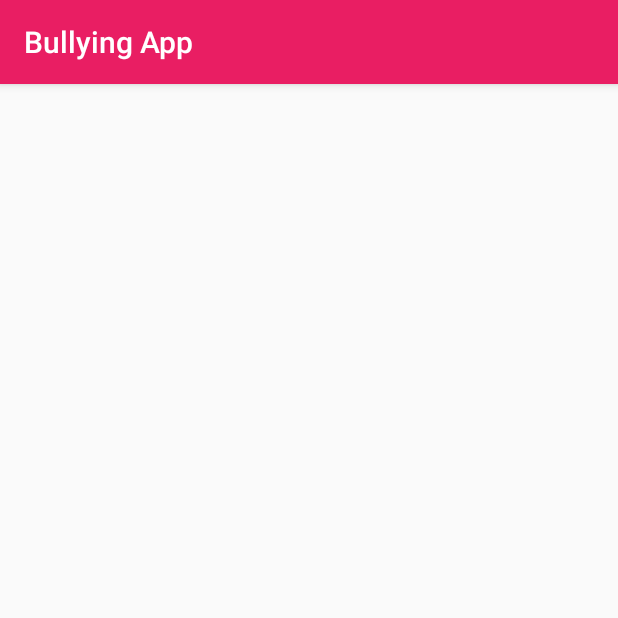
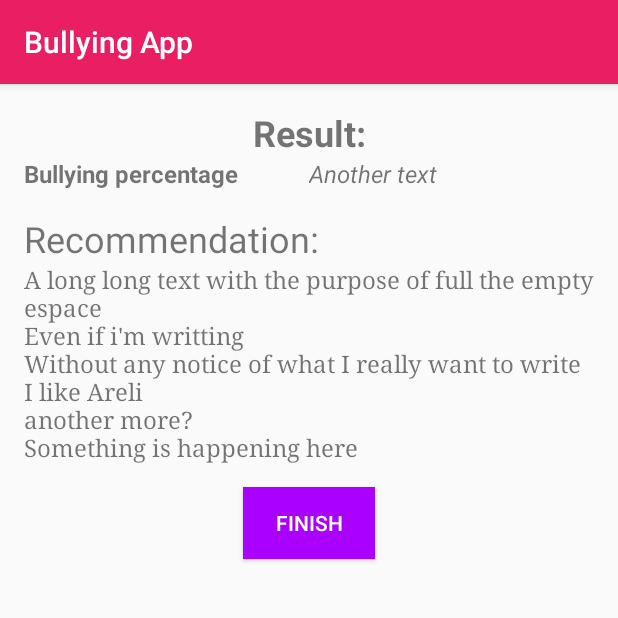
Before and after one commit to crisuvas/DevelopApp, an Android app: the ResultActivity screen opened directly, with no data from a screen before it, on a phone screen of 412 x 824 dp, the top half of it. Run offline under Robolectric (Android 15) with nearby library versions, the phone set to English and light mode, and no system bars.

Commit message:
working version

```diff
--- a/app/src/main/res/layout/activity_result.xml
+++ b/app/src/main/res/layout/activity_result.xml
@@ -1,9 +1,74 @@
 <?xml version="1.0" encoding="utf-8"?>
-<android.support.constraint.ConstraintLayout xmlns:android="http://schemas.android.com/apk/res/android"
-    xmlns:app="http://schemas.android.com/apk/res-auto"
+<LinearLayout
+    xmlns:android="http://schemas.android.com/apk/res/android"
     xmlns:tools="http://schemas.android.com/tools"
     android:layout_width="match_parent"
     android:layout_height="match_parent"
+    android:orientation="vertical"
+    android:padding="@dimen/normal_margin"
     tools:context=".ResultActivity">
 
-</android.support.constraint.ConstraintLayout>
+    <TextView
+        android:layout_width="match_parent"
+        android:layout_height="wrap_content"
+        android:text="@string/result"
+        android:textSize="@dimen/title_text"
+        android:textStyle="bold"
+        android:gravity="center_horizontal"/>
+
+    <LinearLayout
+        android:layout_width="match_parent"
+        android:layout_height="wrap_content"
+        android:orientation="horizontal"
+        android:weightSum="2">
+
+        <TextView
+            android:layout_width="match_parent"
+            android:layout_height="wrap_content"
+            android:layout_weight="1"
+            android:text="@string/bullying_percentage"
+            android:textSize="@dimen/body_text"
+            android:textStyle="bold" />
+
+        <TextView
+            android:id="@+id/tv_percentage"
+            android:layout_width="match_parent"
+            android:layout_height="wrap_content"
+            android:text="Another text"
+            android:textSize="@dimen/body_text"
+            android:textStyle="italic"
+            android:layout_weight="1"/>
+
+    </LinearLayout>
+
+    <TextView
+        android:layout_width="match_parent"
+        android:layout_height="wrap_content"
+        android:layout_marginTop="@dimen/normal_margin"
+        android:text="@string/recommendation"
+        android:textSize="@dimen/title_text" />
+
+    <TextView
+        android:id="@+id/tv_recommendation"
+        android:layout_width="match_parent"
+        android:layout_height="wrap_content"
+        android:fontFamily="serif"
+        android:textSize="@dimen/body_text"
+        android:text="A long long text with the purpose of full the empty espace\nEven if i'\m writting\nWithout any notice of what I really want to write\nI like Areli\nanother more?\nSomething is happening here"
+        android:gravity="center_vertical"/>
+
+    <Button
+        android:id="@+id/btn_finish"
+        android:layout_marginTop="@dimen/normal_margin"
+        android:layout_width="wrap_content"
+        android:layout_height="wrap_content"
+        android:layout_gravity="center"
+        android:text="@string/finish"
+        android:textColor="@color/white"
+        android:background="@color/colorAccent"
+        android:elevation="4dp"/>
+
+
+
+
+</LinearLayout>
--- a/app/src/main/res/values/colors.xml
+++ b/app/src/main/res/values/colors.xml
@@ -4,4 +4,6 @@
     <color name="colorPrimaryDark">#c2185b</color>
     <color name="colorAccent">#aa00ff</color>
     <color name="white">#fff</color>
+    <color name="backgroundQuestionTitle">#1ac1b6</color>
+    <color name="backgroundQuestionText">#24ede0</color>
 </resources>
--- a/app/src/main/res/values/strings.xml
+++ b/app/src/main/res/values/strings.xml
@@ -68,12 +68,8 @@
     <string name="textQuestion19">How often are personal objects missing from your child?</string>
     <string name="textQuestion20">How common is your child irritated by questions asked about the above?</string>
     <string name="result">Result:</string>
-    <string name="kind">Kind of Bullying</string>
-    <string name="percentage">Percentage</string>
-    <string name="verbal">Verbal:</string>
-    <string name="psychological">psychological:</string>
-    <string name="Phisycal">Phisycal:</string>
-    <string name="social">Social:</string>
     <string name="recommendation">Recommendation:</string>
+    <string name="bullying_percentage">Bullying percentage</string>
+    <string name="finish">Finish</string>
 
 </resources>
```
Also changed, not shown: app/src/main/java/com/ruiz/cris/bullyingapp20/QuizActivity.kt (+39 -39 lines), app/src/main/res/layout/activity_quiz.xml (+18 -7 lines).
